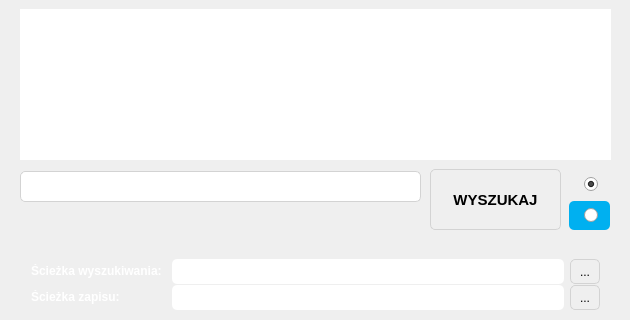
RStravinsky/PdfFinder, file mainwindow.ui: the form before one commit; both pictures show x 0 to 630 and y 211 to 531 of the 630 by 531 pixel window.
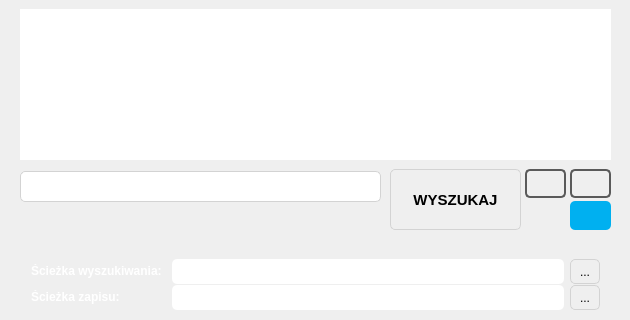
The form after the commit. Icons and pictures are not drawn.

Patch:
```diff
--- a/mainwindow.ui
+++ b/mainwindow.ui
@@ -231,7 +231,7 @@
    <widget class="QPushButton" name="searchButton">
     <property name="geometry">
      <rect>
-      <x>430</x>
+      <x>390</x>
       <y>380</y>
       <width>131</width>
       <height>61</height>
@@ -285,7 +285,7 @@
      <rect>
       <x>20</x>
       <y>382</y>
-      <width>401</width>
+      <width>361</width>
       <height>31</height>
      </rect>
     </property>
@@ -1029,10 +1029,10 @@
      </item>
     </layout>
    </widget>
-   <widget class="QLabel" name="label_2">
+   <widget class="QPushButton" name="sigmaButton">
     <property name="geometry">
      <rect>
-      <x>569</x>
+      <x>525</x>
       <y>380</y>
       <width>41</width>
       <height>29</height>
@@ -1045,19 +1045,37 @@
      <string>Przeszukiwanie wszystkich plików</string>
     </property>
     <property name="styleSheet">
-     <string notr="true">QLabel {
+     <string notr="true">QPushButton {
 border-radius: 5px;
+border: 2px solid rgb(90,90,90);
 background: &quot;white&quot;;
-}</string>
+}
+</string>
     </property>
     <property name="text">
      <string/>
     </property>
+    <property name="icon">
+     <iconset resource="resources.qrc">
+      <normaloff>:/images/images/sigma.png</normaloff>:/images/images/sigma.png</iconset>
+    </property>
+    <property name="iconSize">
+     <size>
+      <width>30</width>
+      <height>30</height>
+     </size>
+    </property>
+    <property name="checkable">
+     <bool>true</bool>
+    </property>
+    <property name="checked">
+     <bool>false</bool>
+    </property>
    </widget>
-   <widget class="QLabel" name="label_3">
+   <widget class="QPushButton" name="othersButton">
     <property name="geometry">
      <rect>
-      <x>569</x>
+      <x>525</x>
       <y>412</y>
       <width>41</width>
       <height>29</height>
@@ -1070,43 +1088,90 @@
      <string>Przeszukiwanie plików oznaczonych kolorem niebieskim</string>
     </property>
     <property name="styleSheet">
-     <string notr="true">QLabel {
+     <string notr="true">QPushButton {
 border-radius: 5px;
-background: rgb(0,176,240);
-}</string>
+background: &quot;white&quot;;
+}
+</string>
     </property>
     <property name="text">
      <string/>
     </property>
+    <property name="icon">
+     <iconset resource="resources.qrc">
+      <normaloff>:/images/images/world.png</normaloff>:/images/images/world.png</iconset>
+    </property>
+    <property name="iconSize">
+     <size>
+      <width>30</width>
+      <height>30</height>
+     </size>
+    </property>
    </widget>
-   <widget class="QRadioButton" name="whiteRadio">
+   <widget class="QPushButton" name="whiteButton">
     <property name="geometry">
      <rect>
-      <x>584</x>
-      <y>387</y>
-      <width>16</width>
-      <height>17</height>
+      <x>570</x>
+      <y>380</y>
+      <width>41</width>
+      <height>29</height>
      </rect>
     </property>
+    <property name="toolTip">
+     <string>Przeszukuje wszystkie kolory (poza kolorem szarym)</string>
+    </property>
+    <property name="styleSheet">
+     <string notr="true">QPushButton {
+border-radius: 5px;
+border: 2px solid rgb(90,90,90);
+background: &quot;white&quot;;
+}
+</string>
+    </property>
     <property name="text">
      <string/>
     </property>
-    <property name="checked">
+    <property name="iconSize">
+     <size>
+      <width>30</width>
+      <height>30</height>
+     </size>
+    </property>
+    <property name="checkable">
      <bool>true</bool>
     </property>
+    <property name="checked">
+     <bool>false</bool>
+    </property>
    </widget>
-   <widget class="QRadioButton" name="blueRadio">
+   <widget class="QPushButton" name="blueButton">
     <property name="geometry">
      <rect>
-      <x>584</x>
-      <y>418</y>
-      <width>16</width>
-      <height>17</height>
+      <x>570</x>
+      <y>412</y>
+      <width>41</width>
+      <height>29</height>
      </rect>
     </property>
+    <property name="toolTip">
+     <string>Przeszukuje tylko niebieskie komórki</string>
+    </property>
+    <property name="styleSheet">
+     <string notr="true">QPushButton {
+border-radius: 5px;
+background: #00B0F0;
+}
+</string>
+    </property>
     <property name="text">
      <string/>
     </property>
+    <property name="iconSize">
+     <size>
+      <width>30</width>
+      <height>30</height>
+     </size>
+    </property>
    </widget>
    <zorder>layoutWidget</zorder>
    <zorder>layoutWidget</zorder>
```
Left out of the diff: 18 changed lines with no effect on the pictures.
